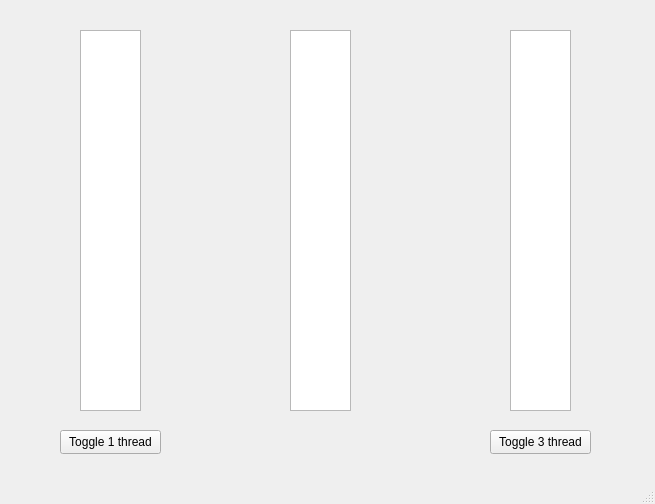
Above: mainwindow.ui from Kleefeelf/infineon_test before the change. Below: the same form after it.
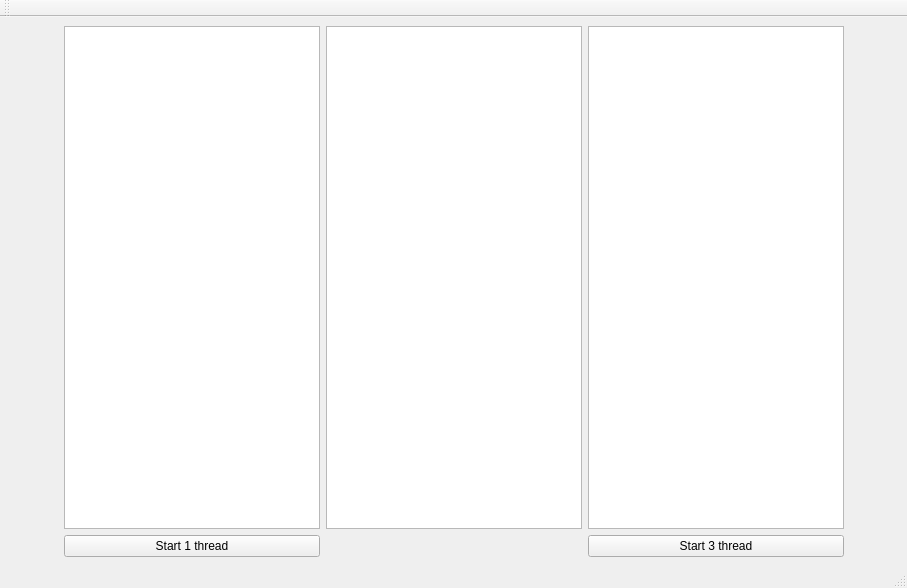
That is the form after the change.

```diff
--- a/mainwindow.ui
+++ b/mainwindow.ui
@@ -6,73 +6,73 @@
    <rect>
     <x>0</x>
     <y>0</y>
-    <width>655</width>
-    <height>504</height>
+    <width>907</width>
+    <height>588</height>
    </rect>
   </property>
   <property name="windowTitle">
    <string>MainWindow</string>
   </property>
   <widget class="QWidget" name="centralwidget">
-   <widget class="QPushButton" name="genButton">
-    <property name="geometry">
-     <rect>
-      <x>60</x>
-      <y>430</y>
-      <width>101</width>
-      <height>24</height>
-     </rect>
-    </property>
-    <property name="text">
-     <string>Toggle 1 thread</string>
-    </property>
-   </widget>
-   <widget class="QPushButton" name="deqButton">
-    <property name="geometry">
-     <rect>
-      <x>490</x>
-      <y>430</y>
-      <width>101</width>
-      <height>24</height>
-     </rect>
-    </property>
-    <property name="text">
-     <string>Toggle 3 thread</string>
-    </property>
-   </widget>
-   <widget class="QListWidget" name="genListWidget">
-    <property name="geometry">
-     <rect>
-      <x>80</x>
-      <y>30</y>
-      <width>61</width>
-      <height>381</height>
-     </rect>
-    </property>
-    <property name="modelColumn">
-     <number>0</number>
-    </property>
-   </widget>
-   <widget class="QListWidget" name="queueListWidget">
-    <property name="geometry">
-     <rect>
-      <x>290</x>
-      <y>30</y>
-      <width>61</width>
-      <height>381</height>
-     </rect>
-    </property>
-   </widget>
-   <widget class="QListWidget" name="dequeueListWidget">
-    <property name="geometry">
-     <rect>
-      <x>510</x>
-      <y>30</y>
-      <width>61</width>
-      <height>381</height>
-     </rect>
-    </property>
-   </widget>
+   <layout class="QVBoxLayout" name="verticalLayout">
+    <item>
+     <layout class="QGridLayout" name="gridLayout">
+      <item row="0" column="2">
+       <widget class="QListWidget" name="queueListWidget"/>
+      </item>
+      <item row="1" column="3">
+       <widget class="QPushButton" name="deqButton">
+        <property name="text">
+         <string>Start 3 thread</string>
+        </property>
+       </widget>
+      </item>
+      <item row="1" column="1">
+       <widget class="QPushButton" name="genButton">
+        <property name="text">
+         <string>Start 1 thread</string>
+        </property>
+       </widget>
+      </item>
+      <item row="0" column="3">
+       <widget class="QListWidget" name="dequeueListWidget"/>
+      </item>
+      <item row="0" column="1">
+       <widget class="QListWidget" name="genListWidget">
+        <property name="modelColumn">
+         <number>0</number>
+        </property>
+       </widget>
+      </item>
+      <item row="0" column="0">
+       <spacer name="horizontalSpacer">
+        <property name="orientation">
+         <enum>Qt::Orientation::Horizontal</enum>
+        </property>
+        <property name="sizeHint" stdset="0">
+         <size>
+          <width>40</width>
+          <height>20</height>
+         </size>
+        </property>
+       </spacer>
+      </item>
+      <item row="0" column="4">
+       <spacer name="horizontalSpacer_2">
+        <property name="orientation">
+         <enum>Qt::Orientation::Horizontal</enum>
+        </property>
+        <property name="sizeHint" stdset="0">
+         <size>
+          <width>40</width>
+          <height>20</height>
+         </size>
+        </property>
+       </spacer>
+      </item>
+     </layout>
+    </item>
+   </layout>
   </widget>
   <widget class="QMenuBar" name="menubar">
    <property name="geometry">
@@ -85,6 +85,17 @@
    </property>
   </widget>
   <widget class="QStatusBar" name="statusbar"/>
+  <widget class="QToolBar" name="toolBar">
+   <property name="windowTitle">
+    <string>toolBar</string>
+   </property>
+   <attribute name="toolBarArea">
+    <enum>TopToolBarArea</enum>
+   </attribute>
+   <attribute name="toolBarBreak">
+    <bool>false</bool>
+   </attribute>
+  </widget>
  </widget>
  <resources/>
  <connections/>
```
Left out of the diff: 2 changed lines with no effect on the pictures.
